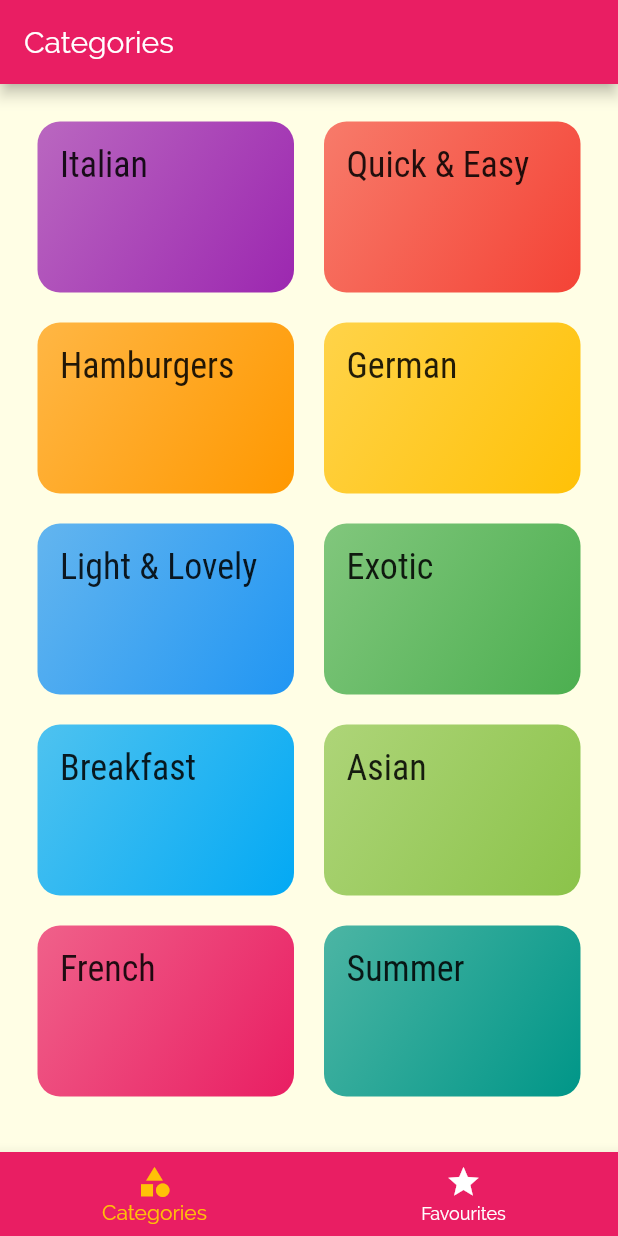
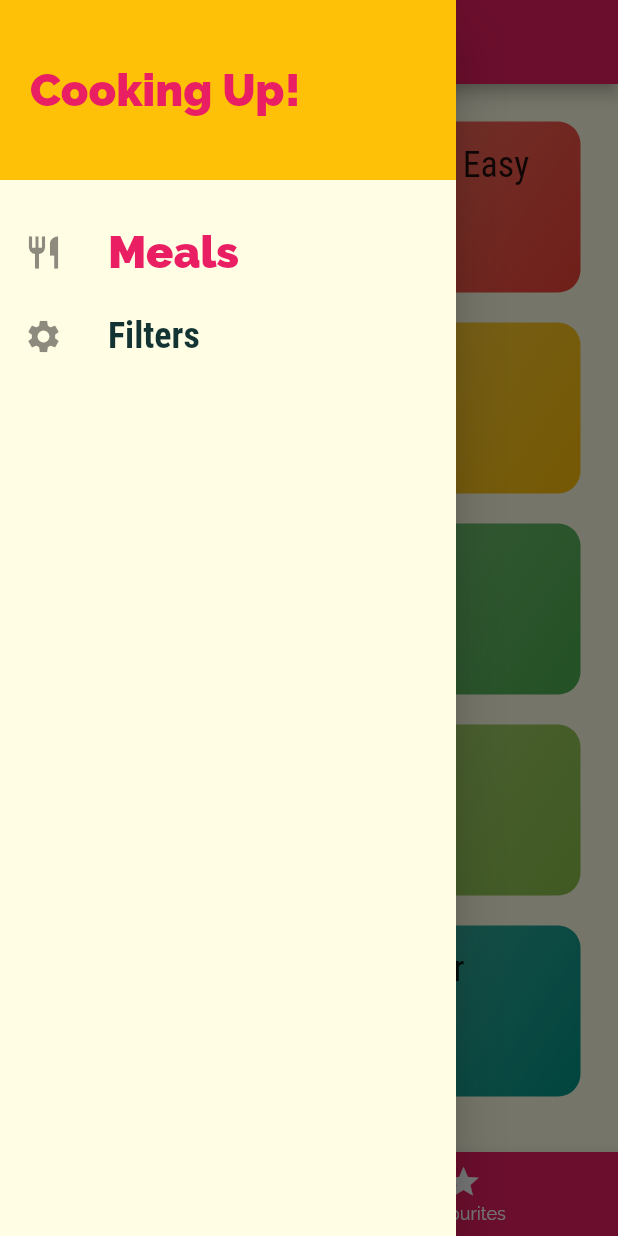
Before and after one commit to Liight/suber_eats, a Flutter app: the screen it shows after launch, with the side drawer open (before the commit the screen has no drawer), on a phone screen of 412 x 824 dp. Run offline on Flutter 3.47's test engine with Material 2 defaults, Android fonts, the phone set to English and light mode, and no system bars.

Commit message:
- add drawer

```diff
--- a/lib/screens/tabs_screen.dart
+++ b/lib/screens/tabs_screen.dart
@@ -3,6 +3,7 @@ import 'package:flutter/material.dart';
 // custom
 import '../screens/categories_screen.dart';
 import '../screens/favourites_screen.dart';
+import '../widgets/main_drawer.dart';
 
 class TabsScreen extends StatefulWidget {
   TabsScreen({Key key}) : super(key: key);
@@ -30,6 +31,7 @@ class _TabsScreenState extends State<TabsScreen> {
       appBar: AppBar(
         title: Text(_pages[_selectedPageIndex]['title']),
       ),
+      drawer: MainDrawer(),
       body: _pages[_selectedPageIndex]['page'],
       bottomNavigationBar: BottomNavigationBar(
         onTap: _selectPage,
--- /dev/null
+++ b/lib/widgets/main_drawer.dart
@@ -0,0 +1,68 @@
+// flutter
+import 'package:flutter/material.dart';
+
+class MainDrawer extends StatelessWidget {
+  const MainDrawer({Key key}) : super(key: key);
+
+  Widget buildListTile(String title, IconData icon, TextStyle textStyle) {
+    return ListTile(
+      leading: Icon(
+        icon,
+        size: 26,
+      ),
+      title: Text(
+        title,
+        style: textStyle,
+      ),
+      onTap: () {},
+    );
+  }
+
+  @override
+  Widget build(BuildContext context) {
+    return Container(
+      child: Drawer(
+        child: Column(
+          children: <Widget>[
+            Container(
+              height: 120,
+              width: double.infinity,
+              padding: EdgeInsets.all(20),
+              alignment: Alignment.centerLeft,
+              color: Theme.of(context).accentColor,
+              child: Text(
+                'Cooking Up!',
+                style: TextStyle(
+                  fontWeight: FontWeight.w900,
+                  fontSize: 30,
+                  color: Theme.of(context).primaryColor,
+                ),
+              ),
+            ),
+            SizedBox(
+              height: 20,
+            ),
+            buildListTile(
+              'Meals',
+              Icons.restaurant,
+              TextStyle(
+                fontWeight: FontWeight.w900,
+                fontSize: 30,
+                color: Theme.of(context).primaryColor,
+              ),
+            ),
+            buildListTile(
+              'Filters',
+              Icons.settings,
+              TextStyle(
+                fontFamily: 'RobotoCondensed',
+                fontSize: 24,
+                fontWeight: FontWeight.bold,
+              ),
+            ),
+          ],
+        ),
+      ),
+    );
+  }
+}
```
